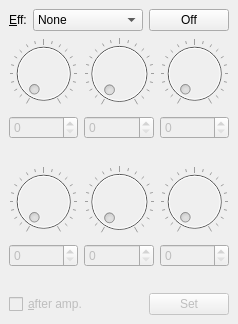
First picture: the form in src/ui/effect.ui, repository zavorra/plug, before the edit.
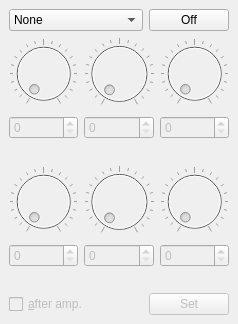
Second picture: the form after the edit.

Commit message: effects and amp opening at startup with correct geometry

The edit to the form file:
```diff
--- a/src/ui/effect.ui
+++ b/src/ui/effect.ui
@@ -23,22 +23,6 @@
    <layout class="QVBoxLayout" name="verticalLayout_6">
     <item>
      <layout class="QHBoxLayout" name="horizontalLayout_3">
-      <item>
-       <widget class="QLabel" name="label_7">
-        <property name="sizePolicy">
-         <sizepolicy hsizetype="Expanding" vsizetype="Ignored">
-          <horstretch>0</horstretch>
-          <verstretch>0</verstretch>
-         </sizepolicy>
-        </property>
-        <property name="text">
-         <string>&amp;Eff:</string>
-        </property>
-        <property name="buddy">
-         <cstring>comboBox</cstring>
-        </property>
-       </widget>
-      </item>
       <item>
        <widget class="QComboBox" name="comboBox">
         <property name="sizePolicy">
@@ -49,7 +33,7 @@
         </property>
         <property name="minimumSize">
          <size>
-          <width>50</width>
+          <width>70</width>
           <height>0</height>
          </size>
         </property>
```
Left out of the diff: 6 changed lines with no effect on the pictures. The commit also changes 3 other files.
